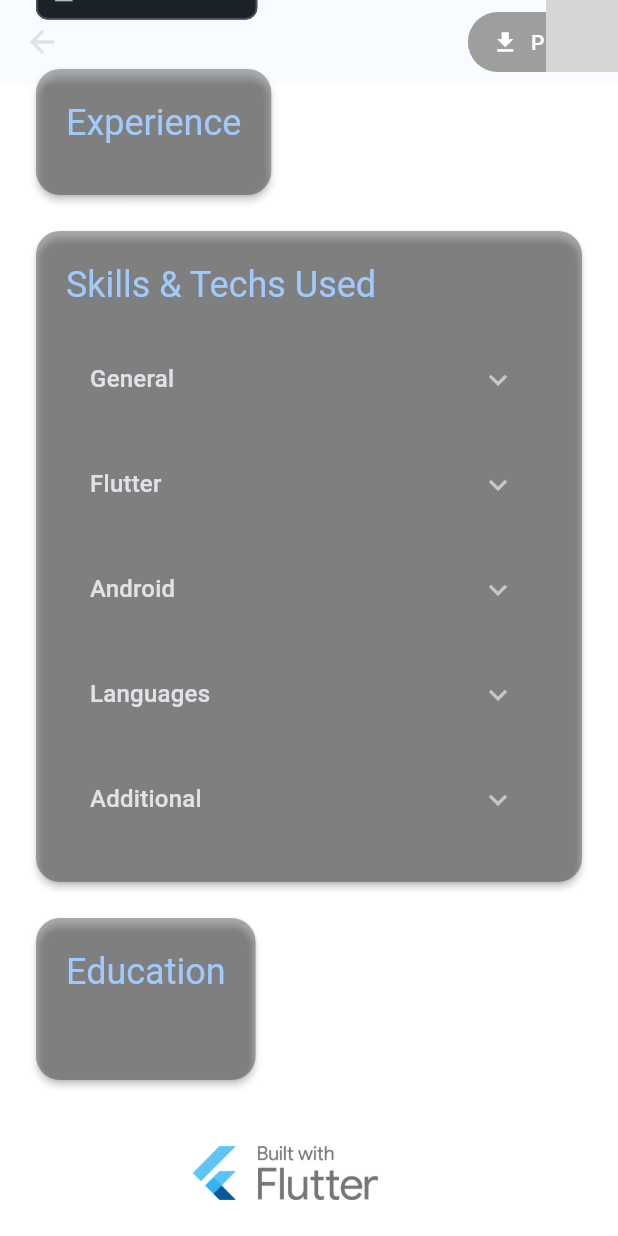
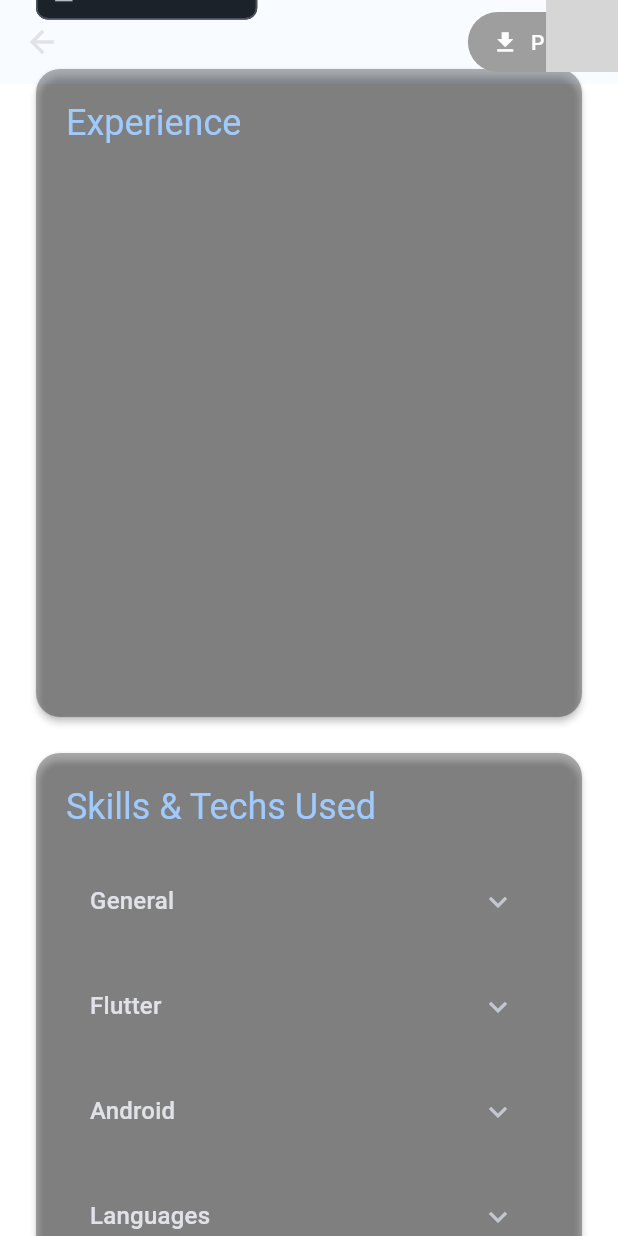
Before and after one commit to alex-marochko/flutter_cv, a Flutter app: the CvWebPage screen opened directly with empty values, scrolled down 294 dp, on a phone screen of 412 x 824 dp. Run offline on Flutter 3.47's test engine with Material 3 defaults, Android fonts, the phone set to English and light mode, and no system bars; our stand-ins replace bloc, dartz, equatable, firebase_analytics, firebase_core, firebase_crashlytics and 6 more; missing offline and left inert: linkify, mosaic_cloud; accounts and stored records are empty; generated files the repository leaves out were written again; network calls fail; grey boxes are pictures that could not be loaded.

Commit message:
feature(ui): use tabs in contact_section.dart

```diff
--- a/lib/features/cv/presentation/widgets/experience_section.dart
+++ b/lib/features/cv/presentation/widgets/experience_section.dart
@@ -1,49 +1,119 @@
 import 'package:flutter/material.dart';
+import 'package:flutter_cv/features/cv/domain/entities/experience.dart';
 import 'package:flutter_cv/features/cv/presentation/utils/link_utils.dart'
     show launchLink;
 import 'package:flutter_cv/features/cv/presentation/widgets/cv_section_card.dart';
-import 'package:flutter_cv/features/cv/domain/entities/experience.dart';
 import 'package:flutter_linkify/flutter_linkify.dart';
 
-class ExperienceSection extends StatelessWidget {
+class ExperienceSection extends StatefulWidget {
   final List<Experience> experience;
 
   const ExperienceSection({super.key, required this.experience});
+
+  @override
+  State<ExperienceSection> createState() => _ExperienceSectionState();
+}
+
+class _ExperienceSectionState extends State<ExperienceSection>
+    with TickerProviderStateMixin {
+  late final TabController _tabController;
+  late final AnimationController _animationController;
+  late final Animation<double> _fadeAnimation;
+  late final Animation<double> _scaleAnimation;
+  int _currentIndex = 0;
+
+  @override
+  void initState() {
+    super.initState();
+    _tabController = TabController(
+      length: widget.experience.length,
+      vsync: this,
+    );
+    _animationController = AnimationController(
+      vsync: this,
+      duration: const Duration(milliseconds: 300),
+    );
+    _fadeAnimation = Tween<double>(begin: 0.0, end: 1.0).animate(
+      CurvedAnimation(parent: _animationController, curve: Curves.easeIn),
+    );
+    _scaleAnimation = Tween<double>(begin: 0.99, end: 1.0).animate(
+      CurvedAnimation(parent: _animationController, curve: Curves.easeIn),
+    );
+    _tabController.addListener(() {
+      if (_tabController.indexIsChanging) {
+        setState(() {
+          _currentIndex = _tabController.index;
+        });
+        _animationController.forward(from: 0.0);
+      }
+    });
+    _animationController.forward();
+  }
+
+  @override
+  void dispose() {
+    _tabController.dispose();
+    _animationController.dispose();
+    super.dispose();
+  }
 
   @override
   Widget build(BuildContext context) {
     return CvSectionCard(
       title: 'Experience',
       child: Column(
-        crossAxisAlignment: CrossAxisAlignment.start,
-        children: experience.map((e) => _ExperienceItem(e)).toList(),
+        children: [
+          TabBar(
+            controller: _tabController,
+            isScrollable: true,
+            tabs:
+                widget.experience
+                    .map((e) => Tab(text: '${e.yearFrom}–${e.yearTo}'))
+                    .toList(),
+          ),
+          SizedBox(
+            height: 300, // Adjust height as needed
+            child: FadeTransition(
+              opacity: _fadeAnimation,
+              child: ScaleTransition(
+                scale: _scaleAnimation,
+                child: IndexedStack(
+                  index: _currentIndex,
+                  children:
+                      widget.experience
+                          .map((e) => _ExperienceTabContent(experience: e))
+                          .toList(),
+                ),
+              ),
+            ),
+          ),
+        ],
       ),
     );
   }
 }
 
-class _ExperienceItem extends StatelessWidget {
+class _ExperienceTabContent extends StatelessWidget {
   final Experience experience;
 
-  const _ExperienceItem(this.experience);
+  const _ExperienceTabContent({required this.experience});
 
   @override
   Widget build(BuildContext context) {
     final descriptionLines = experience.description.split(r'\n');
 
-    return Padding(
-      padding: const EdgeInsets.only(bottom: 20),
+    return SingleChildScrollView(
+      padding: const EdgeInsets.only(top: 20, bottom: 20),
       child: Column(
         crossAxisAlignment: CrossAxisAlignment.start,
         children: [
           Text(
-            '${experience.yearFrom}–${experience.yearTo} · ${experience.position} at ${experience.company}',
+            '${experience.position} at ${experience.company}',
             style: Theme.of(context).textTheme.titleMedium,
           ),
           if (experience.reference.trim().isNotEmpty)
             Padding(
               padding: const EdgeInsets.only(top: 4),
-
               child: Linkify(
                 style: Theme.of(
                   context,
```
